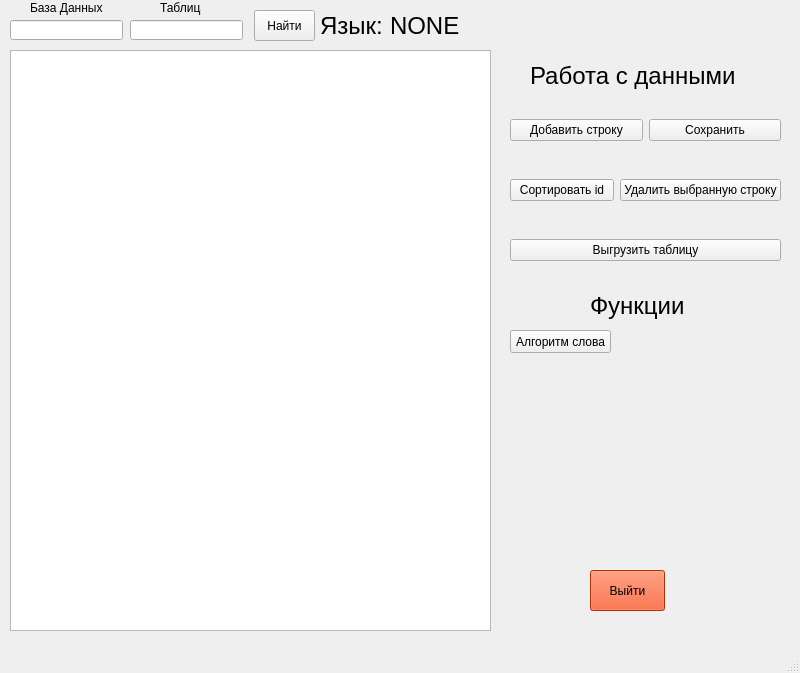
Before: the Qt Designer form second_sep.ui in mosheadd/QtLang, drawn with Qt 5.
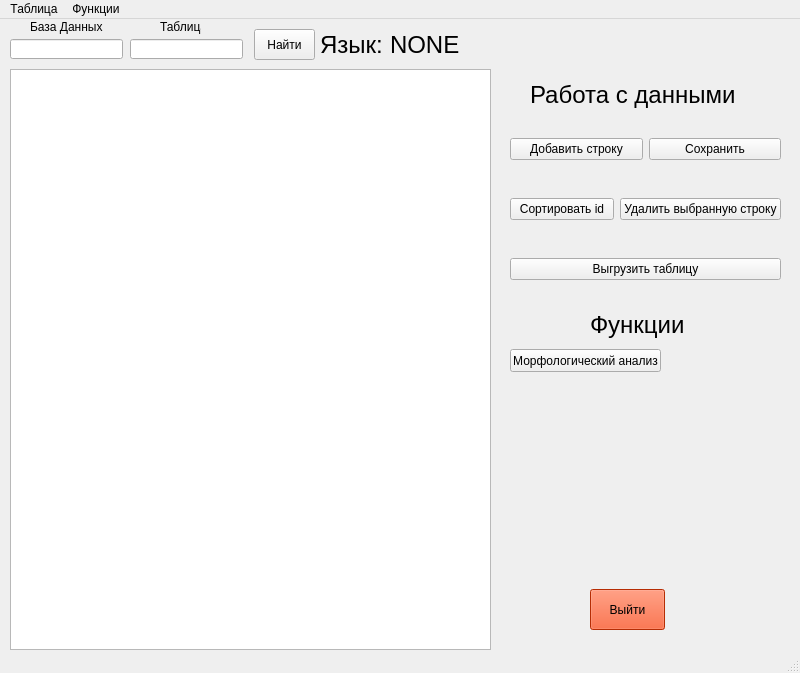
After: the same form once the commit is applied.

Commit message: Add main menu to MainWindow

What changed in the file:
```diff
--- a/second_sep.ui
+++ b/second_sep.ui
@@ -269,12 +269,12 @@
      <rect>
       <x>510</x>
       <y>330</y>
-      <width>101</width>
+      <width>151</width>
       <height>23</height>
      </rect>
     </property>
     <property name="text">
-     <string>Алгоритм слова</string>
+     <string>Морфологический анализ</string>
     </property>
    </widget>
   </widget>
@@ -287,6 +287,28 @@
      <height>21</height>
     </rect>
    </property>
+   <widget class="QMenu" name="menuTable">
+    <property name="title">
+     <string>Таблица</string>
+    </property>
+    <addaction name="action"/>
+    <addaction name="action_2"/>
+    <addaction name="separator"/>
+    <addaction name="action_id"/>
+    <addaction name="action_6"/>
+    <addaction name="action_7"/>
+    <addaction name="action_4"/>
+    <addaction name="separator"/>
+    <addaction name="action_10"/>
+   </widget>
+   <widget class="QMenu" name="menu">
+    <property name="title">
+     <string>Функции</string>
+    </property>
+    <addaction name="action_8"/>
+   </widget>
+   <addaction name="menuTable"/>
+   <addaction name="menu"/>
   </widget>
   <widget class="QStatusBar" name="statusbar"/>
  </widget>
```
Left out of the diff: 61 changed lines with no effect on the pictures. The commit also changes 6 other files.
